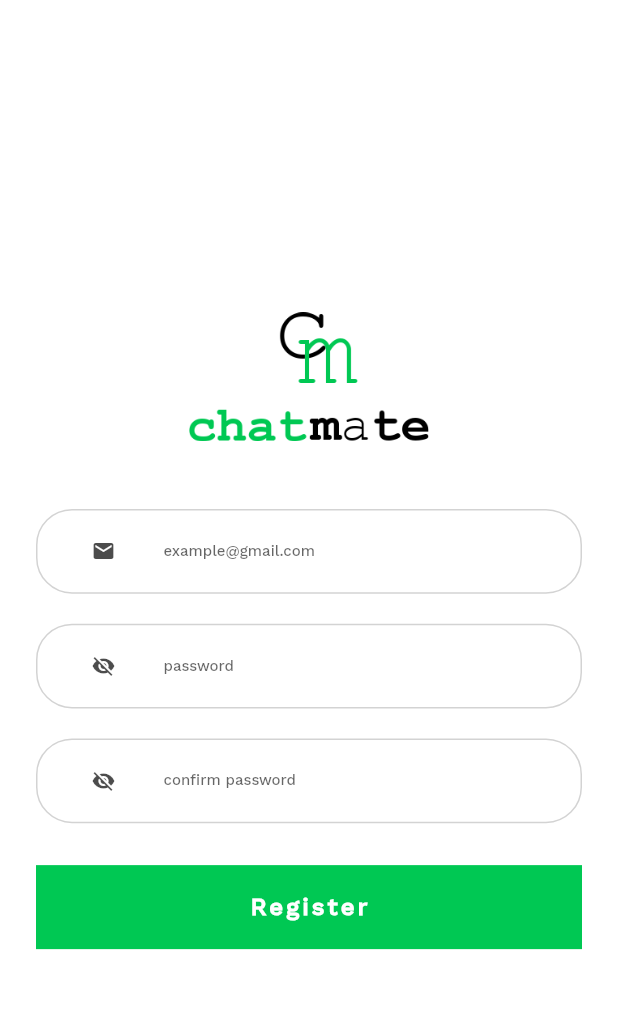
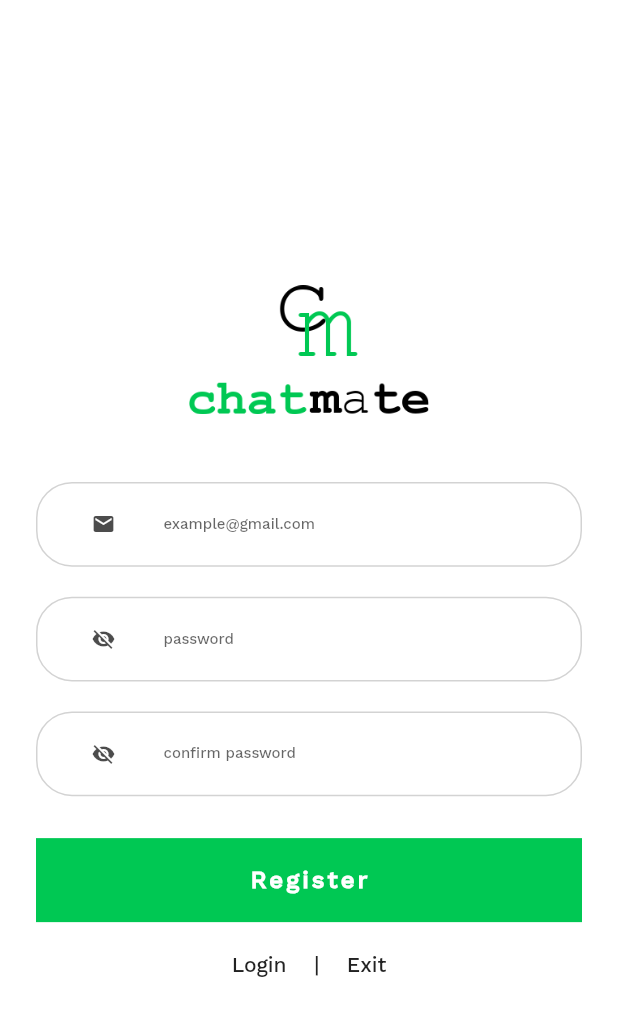
Before and after one commit to LucianaMurimi/chatmate, a Flutter app: the Register screen opened directly, on a phone screen of 412 x 824 dp. Shown: the top 1016 px of the screen. Run offline on Flutter 3.47's test engine with Material 2 defaults, Android fonts, the phone set to English and light mode, and no system bars; drawn by our look-alikes of loading_overlay; our stand-ins replace firebase_auth, firebase_core, flutter_rating_bar, flutter_spinkit; accounts and stored records are empty.

Commit message:
login and registration

```diff
--- a/lib/screens/authenticate/register.dart
+++ b/lib/screens/authenticate/register.dart
@@ -206,6 +206,39 @@ class _RegisterState extends State<Register> {
 
                     ),
 
+                    SizedBox(height: 20.0),
+
+                    // 6. login | exit
+                    Container(
+                      child: Row(
+                        mainAxisAlignment: MainAxisAlignment.center,
+
+                        children: [
+                          InkWell(
+                            child: Text('Login'),
+
+                            onTap: (){
+                              Navigator.push(
+                                context,
+                                MaterialPageRoute(builder: (context) => SignIn()),
+                              );
+                            },
+                          ),
+                          Text('    |    '),
+                          InkWell(
+                            child: Text('Exit'),
+
+                            onTap: (){
+
+                            },
+                          )
+                        ],
+                      )
+                    )
+
+
+
+
 
                   ],
                 ),
```
